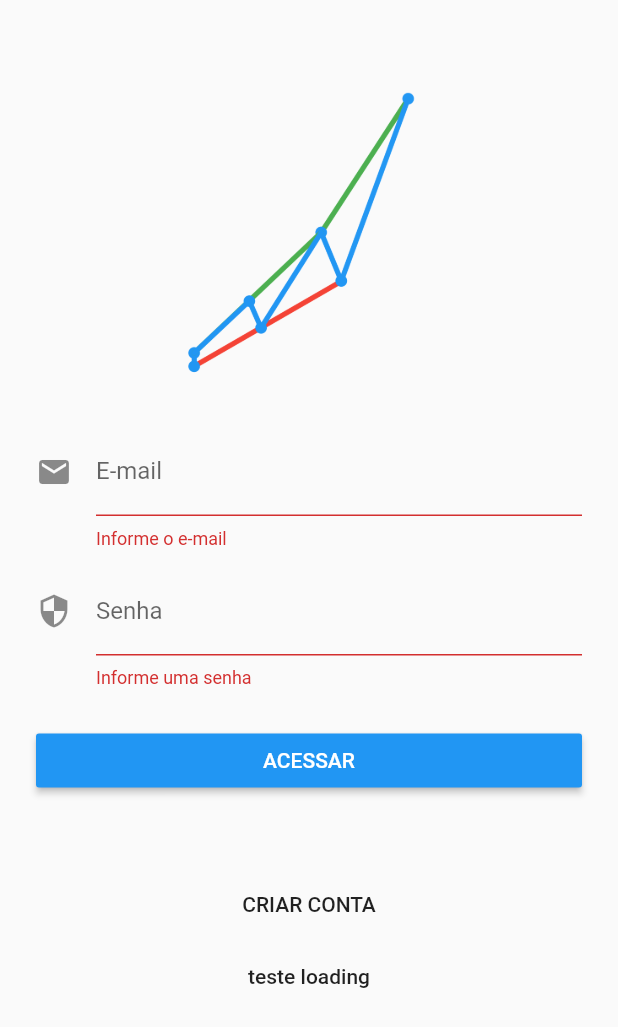
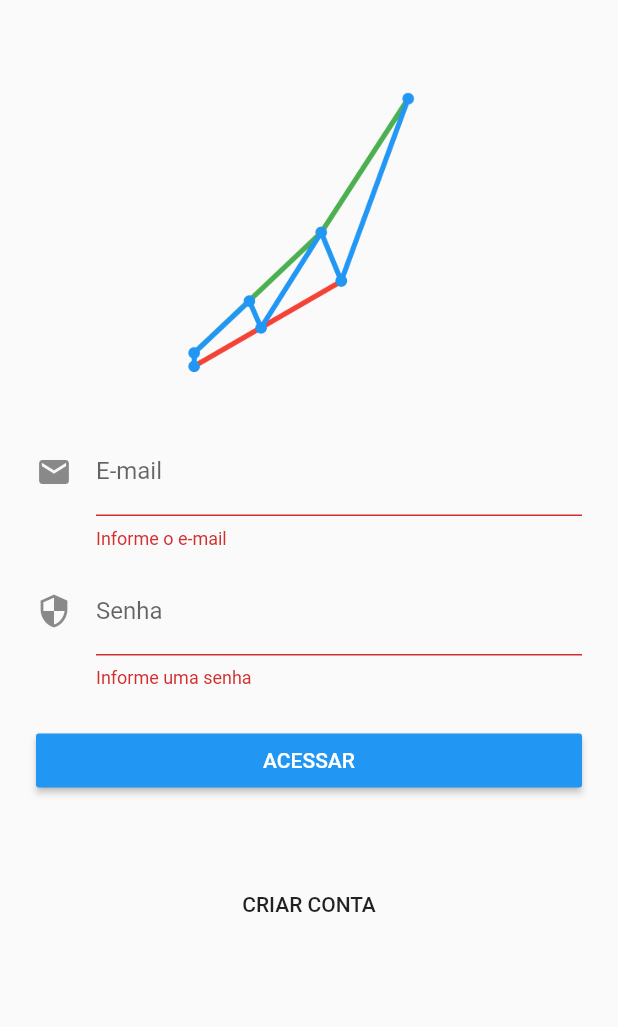
Before and after one commit to JGabrielGruber/Canhanho, a Flutter app: the screen it shows after launch, on a phone screen of 412 x 824 dp. Shown: the top 1027 px of the screen. Run offline on Flutter 3.47's test engine with Material 2 defaults, Android fonts, the phone set to English and light mode, and no system bars; our stand-ins replace cached_network_image, charts_flutter, cloud_firestore, datetime_picker_formfield, firebase_auth, firebase_storage and 2 more; accounts and stored records are empty.

```diff
--- a/lib/screens/login.dart
+++ b/lib/screens/login.dart
@@ -1,9 +1,7 @@
 import 'package:canhanho/repositories/usuario.dart';
 import 'package:canhanho/utils/validator_usuario.dart';
-import 'package:canhanho/utils/loading.dart';
 import 'package:flutter/material.dart';
 import 'package:provider/provider.dart';
-import 'package:canhanho/widgets/loading.dart';
 
 class LoginScreen extends StatefulWidget {
 	@override
@@ -15,12 +13,11 @@ class _LoginScreenState extends State<LoginScreen> {
 	final _formKey = GlobalKey<FormState>();
 	final TextEditingController _emailController = TextEditingController();
 	final TextEditingController _passwordController = TextEditingController();
-	bool loading = false;
 
 	@override
 	Widget build(BuildContext context) {
 		checkSign();
-		return loading ? Loading()  : Scaffold(
+		return Scaffold(
 			body: SafeArea(
 				child: ListView(
 					padding: const EdgeInsets.symmetric(horizontal: 24.0),
@@ -70,7 +67,6 @@ class _LoginScreenState extends State<LoginScreen> {
 							textColor: Colors.white,
 							onPressed: () {
 								if (_formKey.currentState.validate())
-
 									logIn();
 							},
 
@@ -82,14 +78,6 @@ class _LoginScreenState extends State<LoginScreen> {
 								signIn();
 							},
 						),
-						FlatButton(
-							child: const Text("teste loading"),
-							onPressed: () {
-								setState(() {
-									loading = true;
-								});
-							},
-						)
 					],
 				),
 			),
--- a/lib/utils/loading.dart
+++ /dev/null
@@ -1,11 +0,0 @@
-class LoadingState {
-	static bool _loading;
-
-	static bool isLoading() {
-		return _loading;
-	}
-
-	static bool setLoading(bool loading) {
-		return _loading = loading;
-	}
-}
--- a/pubspec.yaml
+++ b/pubspec.yaml
@@ -35,7 +35,6 @@ dependencies:
   firebase_storage: ^3.0.8
   image_picker: ^0.6.2+1
   cached_network_image: ^1.1.3
-  flutter_spinkit: "^4.1.0"
 
 dev_dependencies:
   flutter_test:
```
Also changed, not shown: lib/widgets/loading.dart (deleted, +0 -17 lines).
